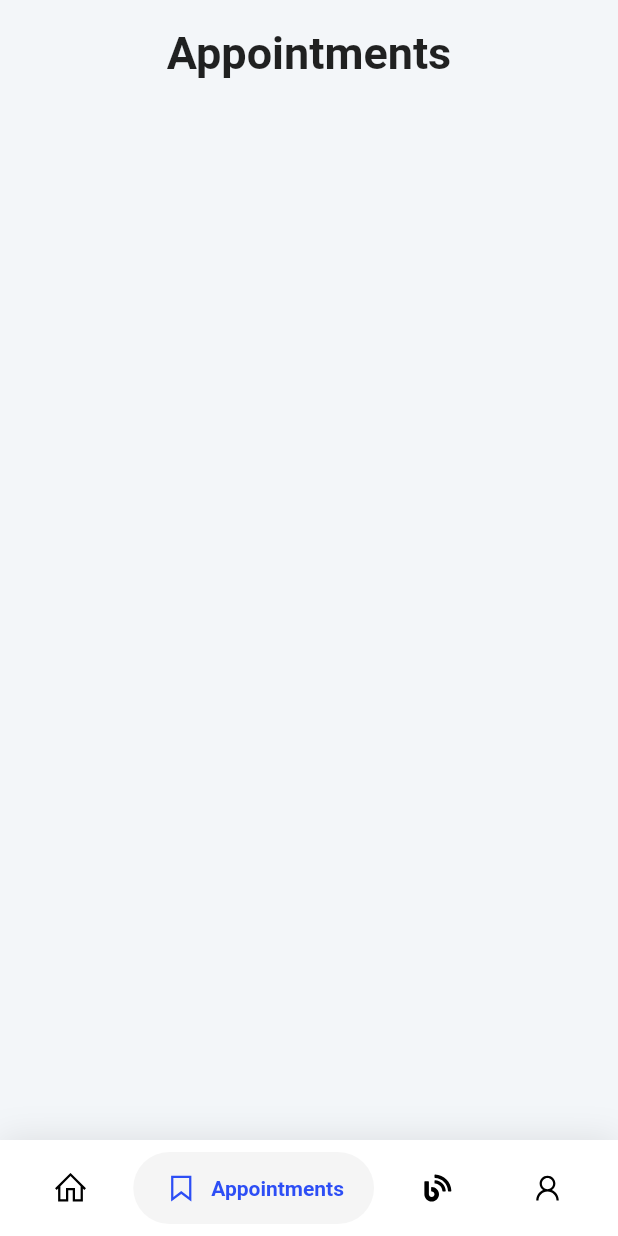
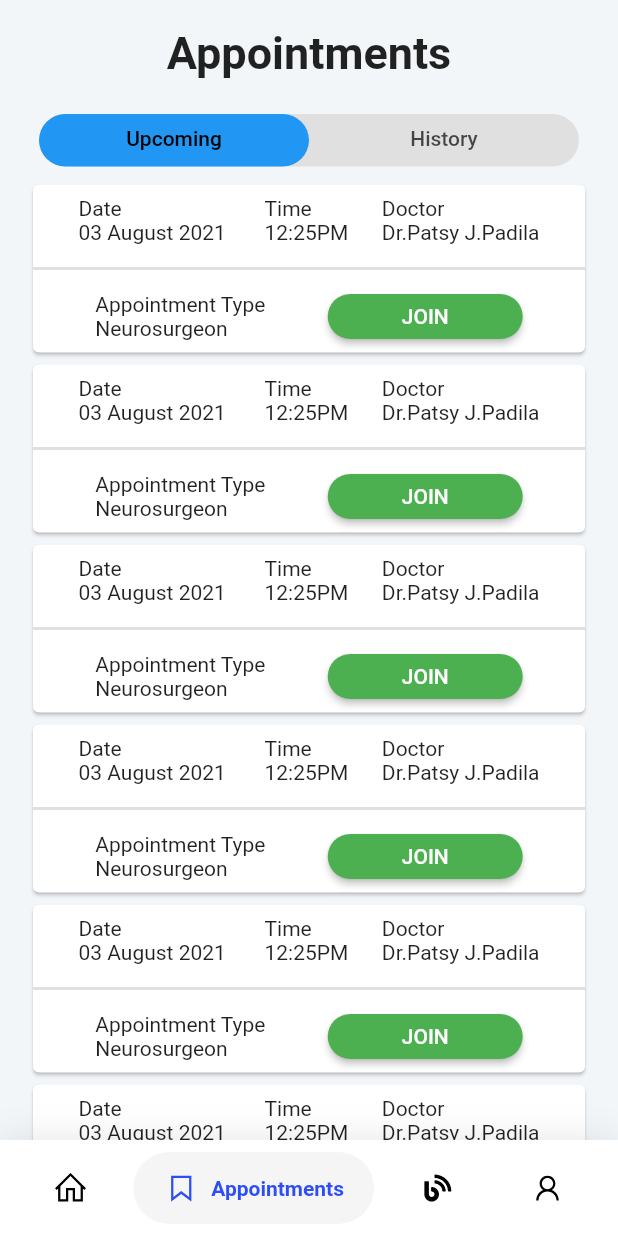
Before and after one commit to KuldeepRathor/Terna-Telemedicine, a Flutter app: the screen it shows once a user with an empty profile is signed in, item 2 of the bottom bar chosen, on a phone screen of 412 x 824 dp. Run offline on Flutter 3.47's test engine with Material 2 defaults, Android fonts, the phone set to English and light mode, and no system bars; drawn by our look-alikes of google_nav_bar; our stand-ins replace carousel_slider, firebase_auth, firebase_core, flutter_native_splash, flutter_rating_bar, flutter_switch and 2 more; accounts and stored records are empty.

Commit message:
blogpage appointments

```diff
--- a/lib/components/appointment/appbar.dart
+++ b/lib/components/appointment/appbar.dart
@@ -1,5 +1,5 @@
 import 'package:flutter/material.dart';
-
+import './tab.dart';
 class AppointmentAppbar extends StatelessWidget {
   const AppointmentAppbar({Key? key}) : super(key: key);
 
@@ -7,7 +7,9 @@ class AppointmentAppbar extends StatelessWidget {
   Widget build(BuildContext context) {
     return Padding(
       padding: const EdgeInsets.all(18.0),
-      child: Row(
+      child: Column(
+        children: [
+          Row(
             mainAxisAlignment: MainAxisAlignment.center,
             children: const [
               Text(
@@ -19,6 +21,10 @@ class AppointmentAppbar extends StatelessWidget {
               )
             ],
           ),
+          TAB(),
+
+        ],
+      ),
     );
   }
 }
--- /dev/null
+++ b/lib/components/appointment/tab.dart
@@ -0,0 +1,70 @@
+import 'package:flutter/material.dart';
+import 'package:terna_telemedicine/components/appointment/history.dart';
+import 'package:terna_telemedicine/components/appointment/upcoming.dart';
+class TAB extends StatefulWidget {
+  const TAB({Key? key}) : super(key: key);
+
+  @override
+  State<TAB> createState() => _TABState();
+}
+
+class _TABState extends State<TAB> with SingleTickerProviderStateMixin {
+  TabController? _tabcontroller;
+
+  @override
+  void initState() {
+    super.initState();
+    _tabcontroller = TabController(length: 2, vsync: this);
+  }
+  @override
+  Widget build(BuildContext context) {
+    double w = MediaQuery.of(context).size.width;
+    double h = MediaQuery.of(context).size.height;
+    return Padding(
+      padding: const EdgeInsets.fromLTRB(0,15,0,8),
+      child: Container(
+        height: h,
+        width: w,
+        child: Column(
+          children: [
+          Padding(
+            padding: const EdgeInsets.all(8.0),
+            child: Container(
+            width:w ,
+            height: 35,
+            decoration: BoxDecoration(
+              color: Colors.grey[300],
+              borderRadius: BorderRadius.circular(
+                25.0,
+              ),
+            ),
+              child:TabBar(
+                  labelColor: Colors.black,
+                  indicator: BoxDecoration(
+                      borderRadius: BorderRadius.circular(25.0), // Creates border
+                      color: Colors.blue),
+                  controller: _tabcontroller,
+                  //isScrollable: true,
+                  tabs: [Container(
+                    width: w/2.5,
+                    child: Tab(child: Text('Upcoming'),
+                    ),
+                  ),
+                    Container( width:w/2.5,child: Tab(child: Text('History'),))]
+              ),
+            ),
+          ),
+            Expanded(
+              child: TabBarView(controller: _tabcontroller, children: [
+                UPCOMING(),
+                HISTORY(),
+              ]),
+            )
+          ],
+        ),
+      ),
+    );
+
+  }
+
+}
--- /dev/null
+++ b/lib/components/appointment/upcoming.dart
@@ -0,0 +1,63 @@
+import 'package:flutter/material.dart';
+
+class UPCOMING extends StatefulWidget {
+  const UPCOMING({Key? key}) : super(key: key);
+
+  @override
+  State<UPCOMING> createState() => _UPCOMINGState();
+}
+class _UPCOMINGState extends State<UPCOMING> {
+  @override
+  Widget upcomincard() {
+    return Card(
+      child: Column(
+        children: [
+          Padding(
+            padding: const EdgeInsets.all(8.0),
+            child: Row(
+              mainAxisAlignment: MainAxisAlignment.spaceEvenly,
+              children: [
+                Text('Date\n03 August 2021 '),
+                Text('Time\n12:25PM'),
+                Text('Doctor\nDr.Patsy J.Padila'),
+              ],
+            ),
+          ),
+          Divider(
+            color: Colors.grey[300],
+            thickness: 2,
+          ),
+          Row(
+            mainAxisAlignment: MainAxisAlignment.spaceEvenly,
+            children: [
+              Text('Appointment Type\nNeurosurgeon'),
+              ElevatedButton(
+                onPressed: () {},
+                child: Text('JOIN'),
+                style: ElevatedButton.styleFrom(
+                  minimumSize: Size(130,30),
+                  backgroundColor: Colors.green,
+                  shape: RoundedRectangleBorder(
+                    borderRadius: BorderRadius.circular(
+                      25,
+                    ),
+                  ),
+                ),
+              ),
+            ],
+          )
+        ],
+      ),
+    );
+  }
+  @override
+  Widget build(BuildContext context) {
+    return Expanded(
+      child: ListView.builder(
+        itemBuilder: (context, index) {
+          return upcomincard();
+        },
+      ),
+    );
+  }
+}
--- a/lib/components/profilepage/name_surname.dart
+++ b/lib/components/profilepage/name_surname.dart
@@ -1,5 +1,5 @@
 import 'package:flutter/material.dart';
-import 'package:terna_telemedicine/components/profilepage/edit_profile.dart';
+//import 'package:terna_telemedicine/components/profilepage/edit_profile.dart';
 
 class NameSurname extends StatelessWidget {
   const NameSurname({Key? key}) : super(key: key);
--- a/lib/nav_bar/bottomnavbar.dart
+++ b/lib/nav_bar/bottomnavbar.dart
@@ -1,7 +1,7 @@
 // ignore_for_file: prefer_const_constructors, prefer_const_literals_to_create_immutables
 
 import 'package:flutter/material.dart';
-import 'package:terna_telemedicine/components/profilepage/edit_profile.dart';
+//import 'package:terna_telemedicine/components/profilepage/edit_profile.dart';
 import 'package:terna_telemedicine/screens/Blogs.dart';
 import 'package:terna_telemedicine/screens/appointment.dart';
 import 'package:terna_telemedicine/screens/homepage.dart';
@@ -33,7 +33,7 @@ class _ExampleState extends State<BottomNavBar> {
     HomePage(),
     Appointment(),
     Blogs(),
-    EditProfile(),
+    //EditProfile(),
   ];
 
   @override
@@ -63,7 +63,7 @@ class _ExampleState extends State<BottomNavBar> {
             child: GNav(
               rippleColor: Colors.grey[300]!,
               hoverColor: Colors.grey[100]!,
-              gap: 8,
+              gap:8,
               activeColor: Color(0xff2D4EF5),
               iconSize: 24,
               padding: EdgeInsets.symmetric(horizontal: 20, vertical: 12),
```
Also changed, not shown: lib/components/appointment/history.dart (added, +59 -0 lines), lib/components/blog.dart (added, +40 -0 lines), lib/screens/Blogs.dart (+7 -1 lines), lib/screens/info.dart (+6 -6 lines), lib/components/evening_slot.dart (deleted), lib/components/morning_slot.dart (added), pubspec.lock. Lines whose indentation alone changed are shown as unchanged.
